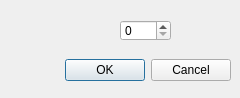
kimphg/Peter, file QT_Peter/dialoginputvalue.ui: the form before one commit.
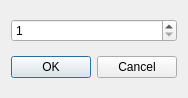
The form after the commit.

Patch:
```diff
--- a/QT_Peter/dialoginputvalue.ui
+++ b/QT_Peter/dialoginputvalue.ui
@@ -6,22 +6,26 @@
    <rect>
     <x>0</x>
     <y>0</y>
-    <width>240</width>
+    <width>174</width>
     <height>98</height>
    </rect>
   </property>
   <property name="windowTitle">
    <string>Dialog</string>
   </property>
+  <layout class="QGridLayout" name="gridLayout">
+   <item row="0" column="0">
+    <widget class="QSpinBox" name="spinBox">
+     <property name="minimum">
+      <number>1</number>
+     </property>
+     <property name="maximum">
+      <number>200</number>
+     </property>
+    </widget>
+   </item>
+   <item row="1" column="0">
   <widget class="QDialogButtonBox" name="buttonBox">
-   <property name="geometry">
-    <rect>
-     <x>10</x>
-     <y>50</y>
-     <width>221</width>
-     <height>41</height>
-    </rect>
-   </property>
    <property name="orientation">
     <enum>Qt::Horizontal</enum>
    </property>
@@ -29,19 +33,8 @@
     <set>QDialogButtonBox::Cancel|QDialogButtonBox::Ok</set>
    </property>
   </widget>
-  <widget class="QSpinBox" name="spinBox">
-   <property name="geometry">
-    <rect>
-     <x>120</x>
-     <y>20</y>
-     <width>51</width>
-     <height>21</height>
-    </rect>
-   </property>
-   <property name="maximum">
-    <number>999</number>
-   </property>
-  </widget>
+   </item>
+  </layout>
  </widget>
  <resources/>
  <connections>
```
Lines whose indentation alone changed are shown as unchanged.
